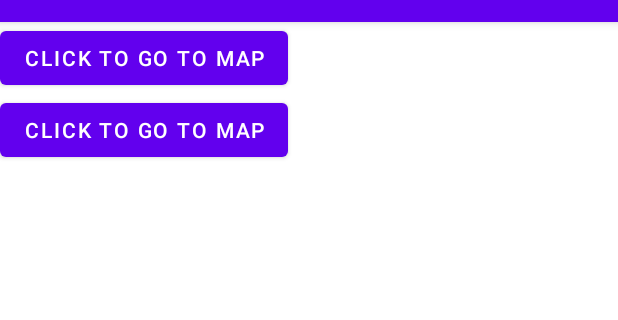
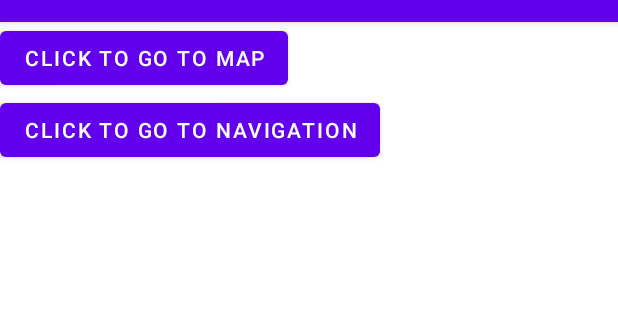
Before and after one commit to Kinda-Andrew/NoteMap-Kotlin, an Android app: the screen it shows after launch (HomePageActivity), on a phone screen of 412 x 824 dp, the part 62-382 px from its top. Run offline under Robolectric (Android 15) with nearby library versions, the phone set to English and light mode, and no system bars; 1 statement that could not run was skipped.

Commit message:
updated button, so it is clear what to press may remove the map eventually, and just keep the navigation button

```diff
--- a/app/src/main/res/layout/activity_main.xml
+++ b/app/src/main/res/layout/activity_main.xml
@@ -17,7 +17,7 @@
        <Button android:id="@+id/navigation_button_id"
            android:layout_width="wrap_content"
            android:layout_height="wrap_content"
-           android:text="@string/send_to_map" />
+           android:text="@string/send_to_navigation" />
    </LinearLayout>
 
 </androidx.constraintlayout.widget.ConstraintLayout>
--- a/app/src/main/res/values/strings.xml
+++ b/app/src/main/res/values/strings.xml
@@ -9,4 +9,5 @@
     <string name="Make_Note">Make A Note</string>
     <string name="enter_note_here">Enter note here</string>
     <string name="save">Save Note</string>
+    <string name="send_to_navigation">click to go to navigation</string>
 </resources>
```
